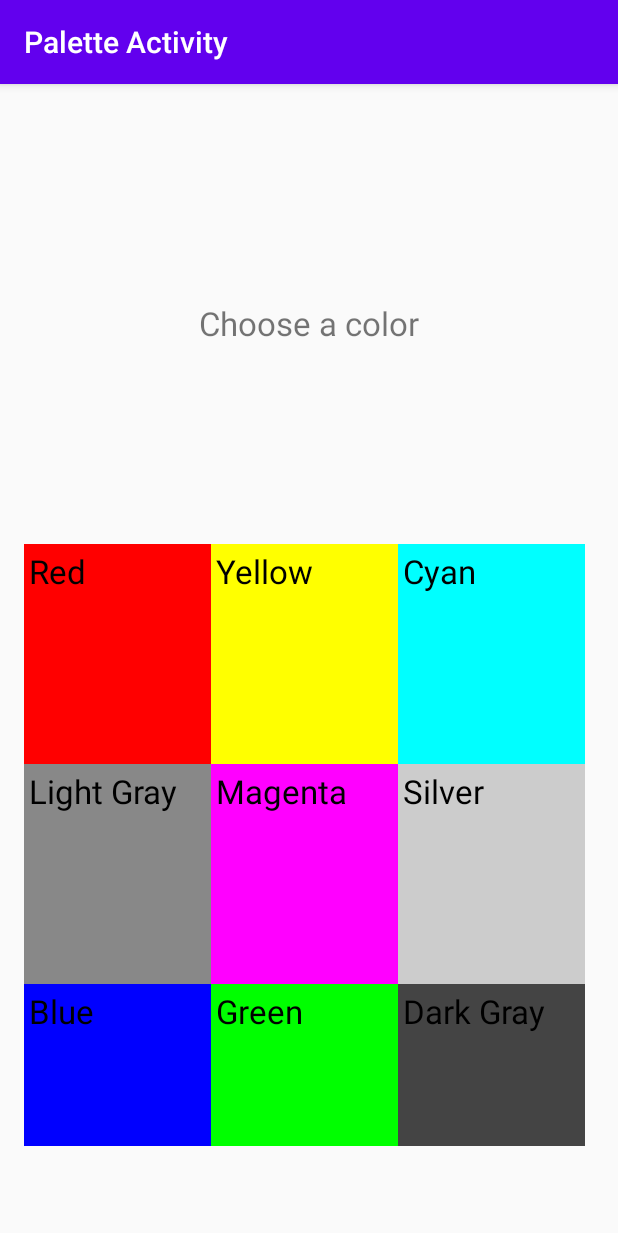
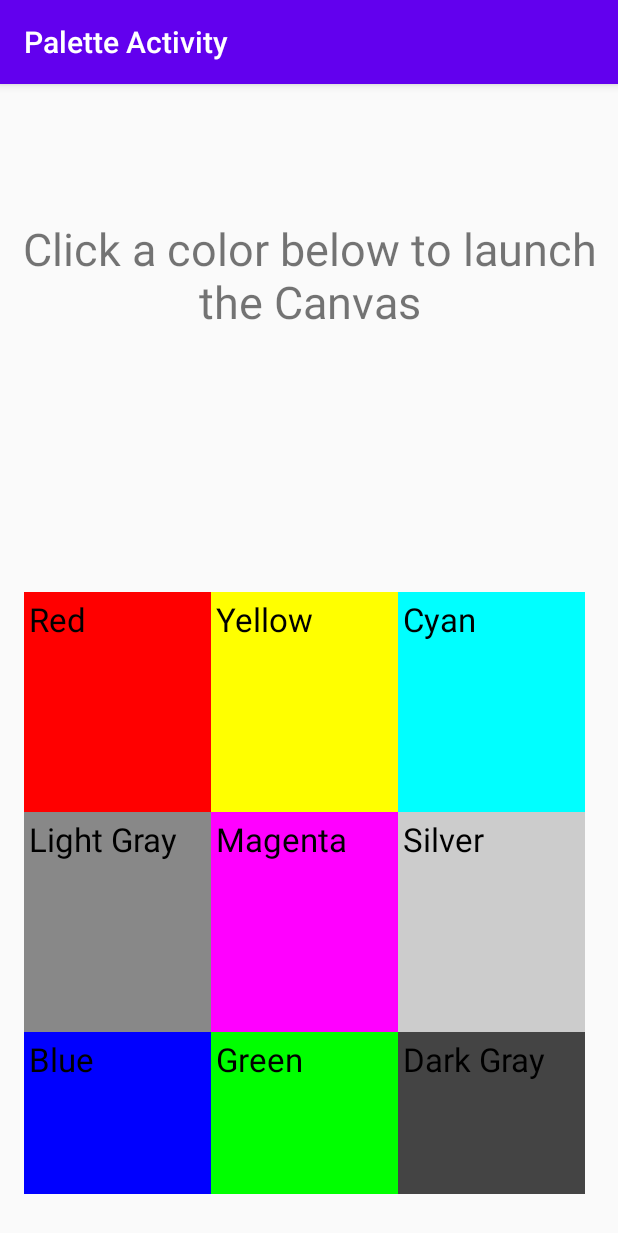
Before and after one commit to ShigureChen/Assignment05_ColorChangingAppWithFrench, an Android app: the screen it shows after launch (MainActivity), on a phone screen of 412 x 824 dp. Shown: the top 1233 px of the screen. Run offline under Robolectric (Android 15) with nearby library versions, the phone set to English and light mode, and no system bars.

```diff
--- a/app/src/main/java/edu/temple/colorchangingappwithfrench/CanvasActivity.java
+++ b/app/src/main/java/edu/temple/colorchangingappwithfrench/CanvasActivity.java
@@ -20,7 +20,7 @@ public class CanvasActivity extends AppCompatActivity {
         setContentView(R.layout.activity_canvas);
 
 
-        setTitle("Canvas Activity");
+        setTitle(getString(R.string.title2));
 
         Intent intent = getIntent();
 
--- a/app/src/main/java/edu/temple/colorchangingappwithfrench/MainActivity.java
+++ b/app/src/main/java/edu/temple/colorchangingappwithfrench/MainActivity.java
@@ -22,15 +22,15 @@ public class MainActivity extends AppCompatActivity {
 
         final String[] colourStr = new String[9];
 
-        colourStr[0] = "Red";
-        colourStr[1] = "Yellow";
-        colourStr[2] = "Cyan";
-        colourStr[3] = "Light Gray";
-        colourStr[4] = "Magenta";
-        colourStr[5] = "Silver";
-        colourStr[6] = "Blue";
-        colourStr[7] = "Green";
-        colourStr[8] = "Dark Gray";
+        colourStr[0] = getString(R.string.red);
+        colourStr[1] = getString(R.string.yellow);
+        colourStr[2] = getString(R.string.cyan);
+        colourStr[3] = getString(R.string.lightGray);
+        colourStr[4] = getString(R.string.magenta);
+        colourStr[5] = getString(R.string.silver);
+        colourStr[6] = getString(R.string.blue);
+        colourStr[7] = getString(R.string.green);
+        colourStr[8] = getString(R.string.darkGray);
 
         final int[] colourInt = new int[9];
 
@@ -44,13 +44,12 @@ public class MainActivity extends AppCompatActivity {
         colourInt[7] = Color.GREEN;
         colourInt[8] = Color.DKGRAY;
 
-        setTitle("Palette Activity");
+        setTitle(getString(R.string.title));
 
         TextView textView;
         textView = findViewById(R.id.textView);
-        textView.setTextSize(22);
-        textView.setText("Choose a color");
-
+        textView.setTextSize(30);
+        textView.setText(getString(R.string.app_message));
         gridView = findViewById(R.id.gridView);
         final GridAdapter adapter = new GridAdapter(this, colourStr, colourInt);
         gridView.setAdapter(adapter);
--- a/app/src/main/res/layout/activity_main.xml
+++ b/app/src/main/res/layout/activity_main.xml
@@ -11,21 +11,21 @@
         android:layout_width="0dp"
         android:layout_height="wrap_content"
         android:gravity="center"
-        android:text="Hello World!"
+        android:text="@string/app_message"
         android:textSize="22pt"
         app:layout_constraintBottom_toBottomOf="parent"
-        app:layout_constraintHorizontal_bias="0.496"
+        app:layout_constraintHorizontal_bias="0.0"
         app:layout_constraintLeft_toLeftOf="parent"
         app:layout_constraintRight_toRightOf="parent"
         app:layout_constraintTop_toTopOf="parent"
-        app:layout_constraintVertical_bias="0.196" />
+        app:layout_constraintVertical_bias="0.129" />
 
     <GridView
         android:id="@+id/gridView"
         android:layout_width="374dp"
         android:layout_height="401dp"
         android:layout_marginStart="16dp"
-        android:layout_marginBottom="60dp"
+        android:layout_marginBottom="28dp"
         android:numColumns="3"
         app:layout_constraintBottom_toBottomOf="parent"
         app:layout_constraintStart_toStartOf="parent" />
--- a/app/src/main/res/values/strings.xml
+++ b/app/src/main/res/values/strings.xml
@@ -1,3 +1,16 @@
 <resources>
-    <string name="app_name">ColorChangingAppWithFrench</string>
+    <string name="app_name">Color Changing App with French</string>
+    <string name="app_message">Click a color below to launch the Canvas</string>
+    <string name="title">Palette Activity</string>
+    <string name="title2">Canvas Activity</string>
+
+    <string name="red">Red</string>
+    <string name="yellow">Yellow</string>
+    <string name="cyan">Cyan</string>
+    <string name="lightGray">Light Gray</string>
+    <string name="magenta">Magenta</string>
+    <string name="silver">Silver</string>
+    <string name="blue">Blue</string>
+    <string name="green">Green</string>
+    <string name="darkGray">Dark Gray</string>
 </resources>
```
Also changed, not shown: 1 other file.
